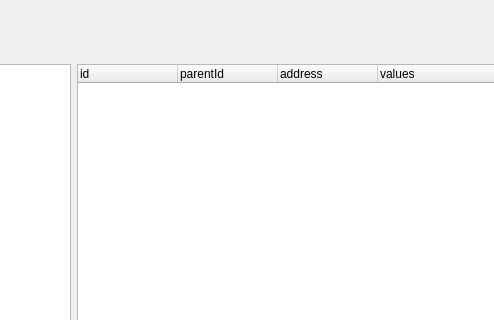
The window that TreeViewer/mainwindow.ui (rotace/sample_qt) describes before a commit, drawn with Qt 5; both pictures show x 568 to 1062 and y 0 to 320 of the 1283 by 663 pixel window.
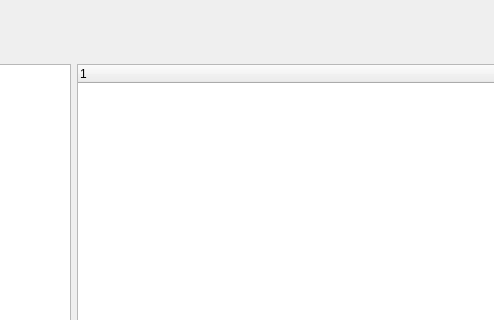
The same window after the commit.

```diff
--- a/TreeViewer/mainwindow.ui
+++ b/TreeViewer/mainwindow.ui
@@ -48,28 +48,7 @@
         <widget class="QTableView" name="tableView"/>
        </item>
        <item>
-        <widget class="QTreeWidget" name="treeWidget">
-         <column>
-          <property name="text">
-           <string>id</string>
-          </property>
-         </column>
-         <column>
-          <property name="text">
-           <string>parentId</string>
-          </property>
-         </column>
-         <column>
-          <property name="text">
-           <string>address</string>
-          </property>
-         </column>
-         <column>
-          <property name="text">
-           <string>values</string>
-          </property>
-         </column>
-        </widget>
+        <widget class="QTreeWidget" name="treeWidget"/>
        </item>
       </layout>
      </widget>
```
